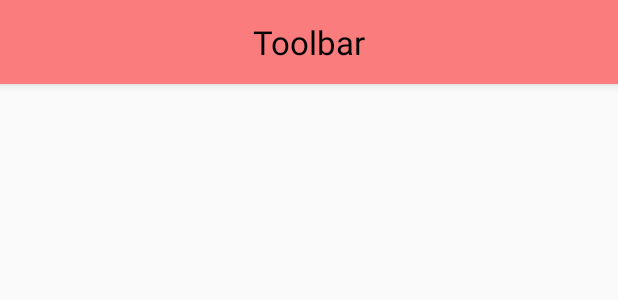
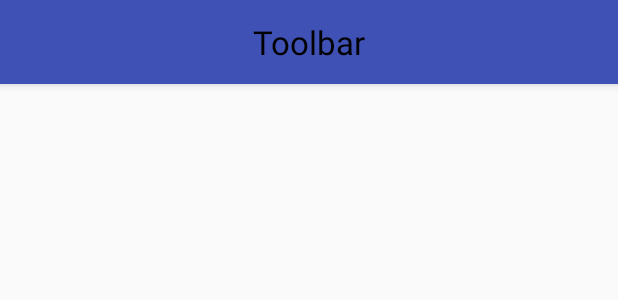
Before and after one commit to coolcyrstal/SampleCustomTab, an Android app: the layout custom_toolbar.xml on its own in the app's theme, with its tools: preview values and no code run, on a phone screen of 412 x 824 dp. Shown: the top 300 px of the screen. Run offline under Robolectric (Android 15) with nearby library versions, the phone set to English and light mode, and no system bars.

Commit message:
merge appbar background

```diff
--- a/app/src/main/AndroidManifest.xml
+++ b/app/src/main/AndroidManifest.xml
@@ -8,7 +8,7 @@
         android:label="@string/app_name"
         android:roundIcon="@mipmap/ic_launcher_round"
         android:supportsRtl="true"
-        android:theme="@style/AppTheme">
+        android:theme="@style/AppTheme.NoActionBar">
         <activity android:name=".MainActivity">
             <intent-filter>
                 <action android:name="android.intent.action.MAIN" />
--- a/app/src/main/res/layout/custom_toolbar.xml
+++ b/app/src/main/res/layout/custom_toolbar.xml
@@ -3,17 +3,14 @@
     xmlns:app="http://schemas.android.com/apk/res-auto"
     xmlns:tools="http://schemas.android.com/tools"
     android:layout_width="match_parent"
-    android:layout_height="wrap_content"
-    android:theme="@style/ThemeOverlay.AppCompat.Dark.ActionBar">
+    android:layout_height="wrap_content">
 
     <android.support.v7.widget.Toolbar
         android:id="@+id/toolbar"
         android:layout_width="match_parent"
         android:layout_height="?attr/actionBarSize"
-        android:background="@color/colorPokemon"
         app:contentInsetLeft="0dp"
-        app:contentInsetStart="0dp"
-        app:popupTheme="@style/ThemeOverlay.AppCompat.Dark.ActionBar">
+        app:contentInsetStart="0dp">
 
         <TextView
             android:id="@+id/toolbar_text_title"
--- a/app/src/main/res/values/styles.xml
+++ b/app/src/main/res/values/styles.xml
@@ -1,4 +1,4 @@
-<resources>
+<resources xmlns:tools="http://schemas.android.com/tools">
 
     <!-- Base application theme. -->
     <style name="AppTheme" parent="Theme.AppCompat.Light.NoActionBar">
@@ -8,4 +8,13 @@
         <item name="colorAccent">@color/colorAccent</item>
     </style>
 
+    <style name="AppTheme.NoActionBar">
+        <item name="windowActionBar">false</item>
+        <item name="windowNoTitle">true</item>
+    </style>
+
+    <style name="AppTheme.NoActionAndStatusBar" parent="AppTheme.NoActionBar">
+        <item name="android:windowTranslucentStatus" tools:targetApi="kitkat">true</item>
+    </style>
+
 </resources>
```
Also changed, not shown: app/src/main/java/com/example/chayent/samplecustomtab/ActionbarCustomManager.java (added, +10 -0 lines), app/src/main/java/com/example/chayent/samplecustomtab/MainActivity.java (+31 -4 lines), app/src/main/res/layout/activity_main.xml (+26 -9 lines), app/src/main/res/values-v19/styles.xml (added, +7 -0 lines).
